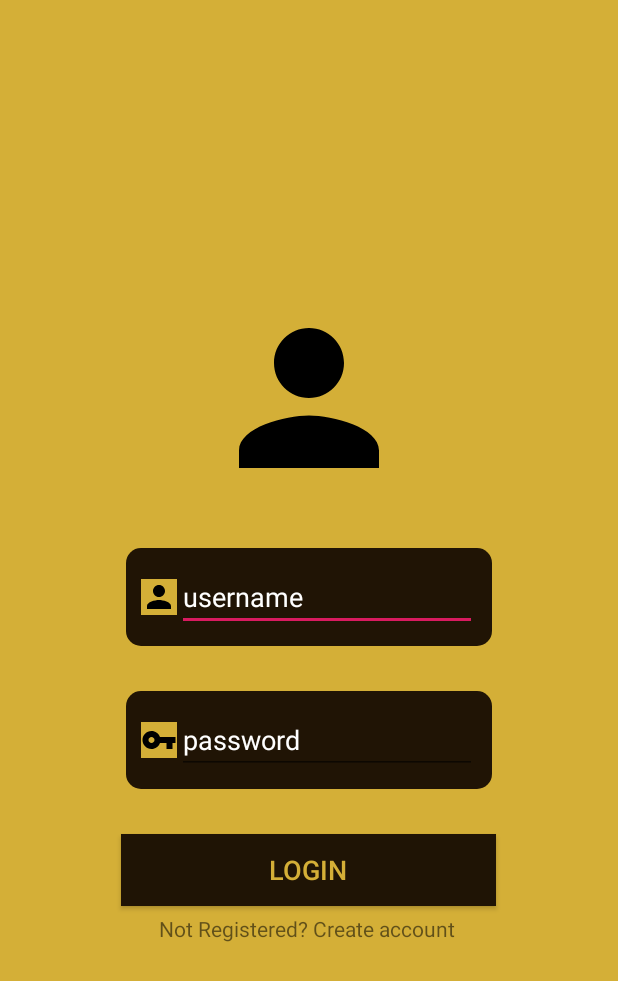
After one commit to MWELU-pr0g/Expenditure-project, an Android app: the layout activity_login.xml on its own in the app's theme, with its tools: preview values and no code run, on a phone screen of 412 x 824 dp. The commit adds this screen. Shown: the top 981 px of the screen. Run offline under Robolectric (Android 15) with nearby library versions, the phone set to English and light mode, and no system bars.

Commit message:
Login Page xml

```diff
--- a/app/src/main/java/com/cmutinda/expenditure/ExependitureAdapter.java
+++ b/app/src/main/java/com/cmutinda/expenditure/ExependitureAdapter.java
@@ -69,6 +69,7 @@ public class ExependitureAdapter extends RecyclerView.Adapter<ExependitureAdapte
             mcursor = newCursor;
             notifyDataSetChanged();
 
+
         }
   }
 }
--- a/app/src/main/java/com/cmutinda/expenditure/ItemDbHelper.java
+++ b/app/src/main/java/com/cmutinda/expenditure/ItemDbHelper.java
@@ -18,8 +18,8 @@ public class ItemDbHelper extends SQLiteOpenHelper{
     public static final String DATABASE_NAME="expenditure_info.db";
     public static final int DATABASE_VERSION=1;
 
-    public static final String CREATE_TABLE = "create table "+ItemContract.ItemEntry.TABLE_NAME+
-            "(_id INTEGER PRIMARY KEY AUTOINCREMENT ,"
+    public static final String CREATE_TABLE = "CREATE TABLE "+ItemContract.ItemEntry.TABLE_NAME+
+            "("
             +ItemContract.ItemEntry.QUANTITY+" integer,"
             +ItemContract.ItemEntry.ITEM_NAME+" text,"
             +ItemContract.ItemEntry.PRICE +" text,"
@@ -40,7 +40,7 @@ public class ItemDbHelper extends SQLiteOpenHelper{
     }
 
 //    there is a differnce in creating a object of SQliteOpenHelper AND SQLiteDatabase
-    public void addItem(SQLiteDatabase db, int quantity, String item_name, int date
+    public void addItem(SQLiteDatabase db, String quantity, int item_name, int date
             , int price){
         ContentValues values=new ContentValues();
         values.put(ItemContract.ItemEntry.QUANTITY,quantity);
--- /dev/null
+++ b/app/src/main/res/drawable/ic_person_black_24dp.xml
@@ -0,0 +1,9 @@
+<vector xmlns:android="http://schemas.android.com/apk/res/android"
+        android:width="24dp"
+        android:height="24dp"
+        android:viewportWidth="24.0"
+        android:viewportHeight="24.0">
+    <path
+        android:fillColor="#FF000000"
+        android:pathData="M12,12c2.21,0 4,-1.79 4,-4s-1.79,-4 -4,-4 -4,1.79 -4,4 1.79,4 4,4zM12,14c-2.67,0 -8,1.34 -8,4v2h16v-2c0,-2.66 -5.33,-4 -8,-4z"/>
+</vector>
--- /dev/null
+++ b/app/src/main/res/drawable/ic_vpn_key_black_24dp.xml
@@ -0,0 +1,9 @@
+<vector xmlns:android="http://schemas.android.com/apk/res/android"
+        android:width="24dp"
+        android:height="24dp"
+        android:viewportWidth="24.0"
+        android:viewportHeight="24.0">
+    <path
+        android:fillColor="#FF000000"
+        android:pathData="M12.65,10C11.83,7.67 9.61,6 7,6c-3.31,0 -6,2.69 -6,6s2.69,6 6,6c2.61,0 4.83,-1.67 5.65,-4H17v4h4v-4h2v-4H12.65zM7,14c-1.1,0 -2,-0.9 -2,-2s0.9,-2 2,-2 2,0.9 2,2 -0.9,2 -2,2z"/>
+</vector>
--- /dev/null
+++ b/app/src/main/res/drawable/rect_edittext.xml
@@ -0,0 +1,6 @@
+<?xml version="1.0" encoding="utf-8"?>
+<shape xmlns:android="http://schemas.android.com/apk/res/android"
+    android:shape="rectangle">
+ <solid android:color="@color/black"/>
+    <corners android:radius="10dp"/>
+</shape>
--- /dev/null
+++ b/app/src/main/res/drawable/round_image.xml
@@ -0,0 +1,5 @@
+<?xml version="1.0" encoding="utf-8"?>
+<shape xmlns:android="http://schemas.android.com/apk/res/android"
+    android:shape="ring">
+
+</shape>
--- a/app/src/main/res/layout/activity_add_item.xml
+++ b/app/src/main/res/layout/activity_add_item.xml
@@ -1,12 +1,12 @@
 <?xml version="1.0" encoding="utf-8"?>
 <LinearLayout xmlns:android="http://schemas.android.com/apk/res/android"
     xmlns:tools="http://schemas.android.com/tools"
-    android:id="@+id/addfragment"
+    android:id="@+id/add_fragment"
     android:layout_width="match_parent"
     android:layout_height="match_parent"
     android:gravity="center"
     android:orientation="vertical"
-    tools:context=".AddItem">
+    tools:context=".AddItemActivity">
 
     <EditText
         android:id="@+id/edit1"
--- /dev/null
+++ b/app/src/main/res/layout/activity_login.xml
@@ -0,0 +1,74 @@
+<?xml version="1.0" encoding="utf-8"?>
+<LinearLayout xmlns:android="http://schemas.android.com/apk/res/android"
+    xmlns:tools="http://schemas.android.com/tools"
+    android:layout_width="match_parent"
+    android:layout_height="match_parent"
+    android:background="@color/gold"
+    android:gravity="center"
+    android:orientation="vertical"
+    tools:context=".LoginActivity">
+
+    <ImageView
+        android:layout_width="140dp"
+        android:layout_height="140dp"
+        android:src="@drawable/ic_person_black_24dp" />
+
+    <LinearLayout
+        android:layout_width="wrap_content"
+        android:layout_height="wrap_content"
+        android:layout_marginTop="30dp"
+        android:background="@drawable/rect_edittext"
+        android:gravity="center"
+        android:padding="10dp">
+
+        <ImageView
+            android:layout_width="wrap_content"
+            android:layout_height="wrap_content"
+            android:background="@color/gold"
+            android:src="@drawable/ic_person_black_24dp" />
+
+        <EditText
+            android:layout_width="200dp"
+            android:layout_height="wrap_content"
+            android:hint="@string/username"
+            android:textColor="@color/white"
+            android:textColorHint="@color/white" />
+    </LinearLayout>
+ <LinearLayout
+        android:layout_width="wrap_content"
+        android:layout_height="wrap_content"
+        android:layout_marginTop="30dp"
+        android:background="@drawable/rect_edittext"
+        android:gravity="center"
+        android:padding="10dp">
+
+        <ImageView
+            android:layout_width="wrap_content"
+            android:layout_height="wrap_content"
+            android:background="@color/gold"
+            android:src="@drawable/ic_vpn_key_black_24dp" />
+
+        <EditText
+            android:layout_width="200dp"
+            android:layout_height="wrap_content"
+            android:hint="@string/pwd"
+            android:textColor="@color/white"
+            android:textColorHint="@color/white" />
+    </LinearLayout>
+    <Button
+        android:layout_marginTop="30dp"
+        android:layout_width="250dp"
+        android:layout_height="wrap_content"
+        android:gravity="center"
+        android:text="@string/login"
+        android:background="@color/black"
+        android:textColor="@color/gold"
+        android:textSize="18sp"
+        />
+    <TextView
+        android:layout_marginTop="5dp"
+        android:layout_width="200dp"
+        android:layout_height="wrap_content"
+        android:text="@string/account"/>
+
+</LinearLayout>
--- a/app/src/main/res/values/colors.xml
+++ b/app/src/main/res/values/colors.xml
@@ -4,4 +4,6 @@
     <color name="colorPrimaryDark">#00574B</color>
     <color name="colorAccent">#D81B60</color>
     <color name="white">#FFFFFF</color>
+    <color name="gold">#D4AF37</color>
+    <color name="black">#FA1D1205</color>
 </resources>
--- a/app/src/main/res/values/strings.xml
+++ b/app/src/main/res/values/strings.xml
@@ -4,6 +4,10 @@
     <!-- TODO: Remove or change this placeholder text -->
     <string name="hello_blank_fragment">Hello blank fragment</string>
     <string name="btn">ADD ITEM</string>
+    <string name="username">username</string>
+    <string name="pwd">password</string>
+    <string name="account">Not Registered? Create account</string>
+    <string name="login">Login</string>
     <string name="EditText1">Name</string>
     <string name="EditText2">Price</string>
     <string name="EditText3">Date</string>
```
Also changed, not shown: app/src/main/AndroidManifest.xml (+2 -7 lines), app/src/main/java/com/cmutinda/expenditure/AddItemActivity.java (+19 -5 lines), app/src/main/java/com/cmutinda/expenditure/BackgroundItem.java (+11 -8 lines), app/src/main/java/com/cmutinda/expenditure/LoginActivity.java (added, +14 -0 lines), app/src/main/java/com/cmutinda/expenditure/MainActivity.java (+2 -12 lines).
